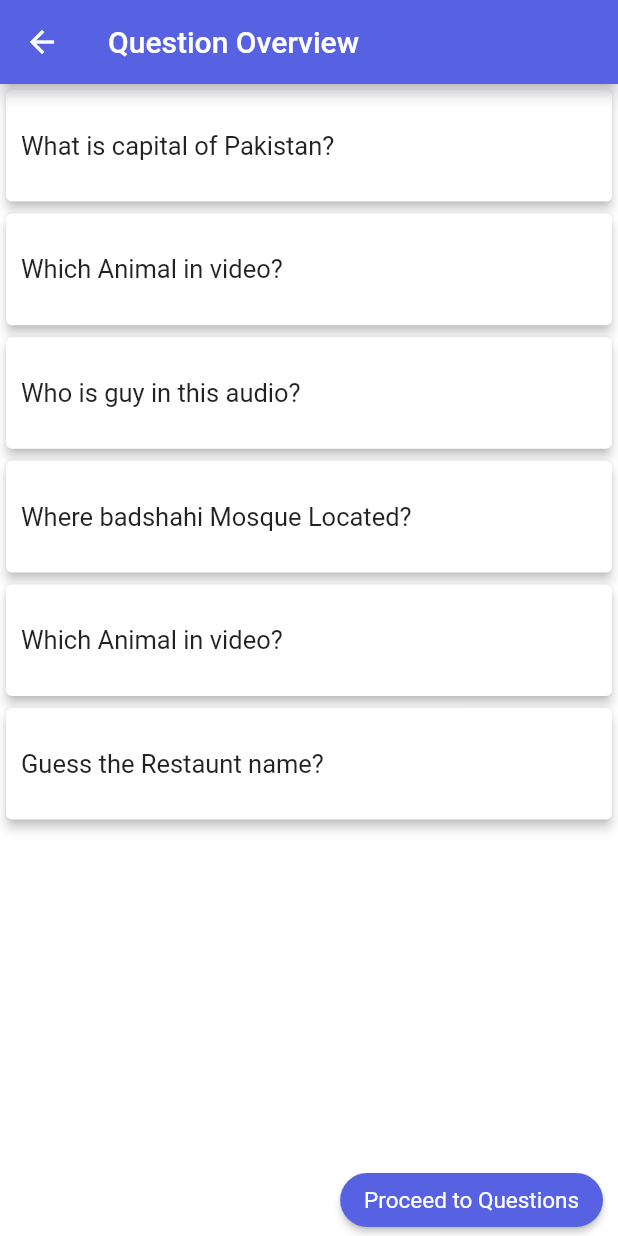
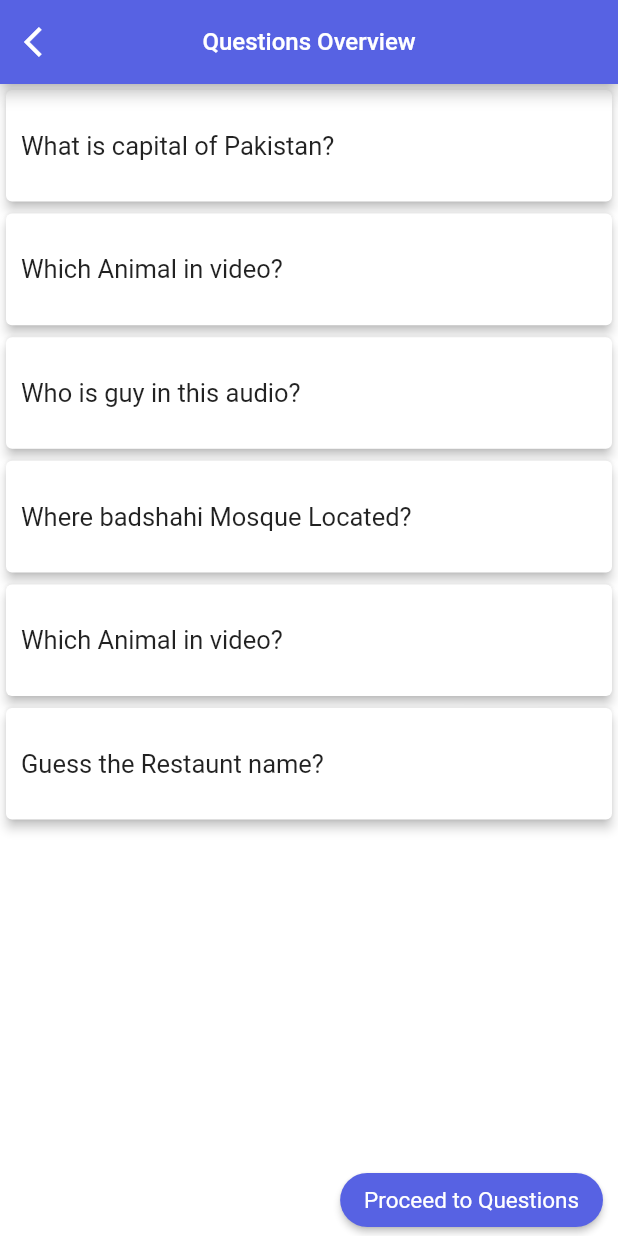
Before and after one commit to zubariaayub634/theQuizMobileApp, a Flutter app: the QuestionsOverview screen opened directly with empty values, on a phone screen of 412 x 824 dp. Run offline on Flutter 3.47's test engine with Material 2 defaults, Android fonts, the phone set to English and light mode, and no system bars; our stand-ins replace better_player, rflutter_alert, shared_preferences; missing offline and left inert: admob_flutter, audioplayerui, chewie_audio; accounts and stored records are empty.

Commit message:
Fixes back button for screens

```diff
--- a/lib/screens/questionsOverview.dart
+++ b/lib/screens/questionsOverview.dart
@@ -5,6 +5,7 @@ import 'package:thequestion/utils/colors.dart';
 import 'package:thequestion/utils/routes.dart';
 
 import 'homePage.dart';
+import 'levels.dart';
 
 class QuestionsOverview extends StatefulWidget {
   final int levelIndex;
@@ -22,11 +23,22 @@ class _QuestionsOverviewState extends State<QuestionsOverview> {
     // TODO: implement build
     width = MediaQuery.of(context).size.width;
     height = MediaQuery.of(context).size.height;
-    // coins = Provider.of<DataProvider>(context, listen: false).getCoins;
     return Scaffold(
       appBar: AppBar(
         backgroundColor: appColor,
-        title: Text('Question Overview'),
+        leading: InkWell(
+            onTap: () {
+              AppRoutes.push(context, Levels());
+            },
+            child: Icon(
+              Icons.arrow_back_ios,
+              color: Colors.white,
+            )),
+        centerTitle: true,
+        title: Text(
+          "Questions Overview",
+          style: TextStyle(color: Colors.white, fontSize: 16),
+        ),
       ),
       body: Column(
         children: [
```
Also changed, not shown: lib/screens/homePage.dart (+6 -6 lines), lib/screens/playscreen.dart (+6 -6 lines).
